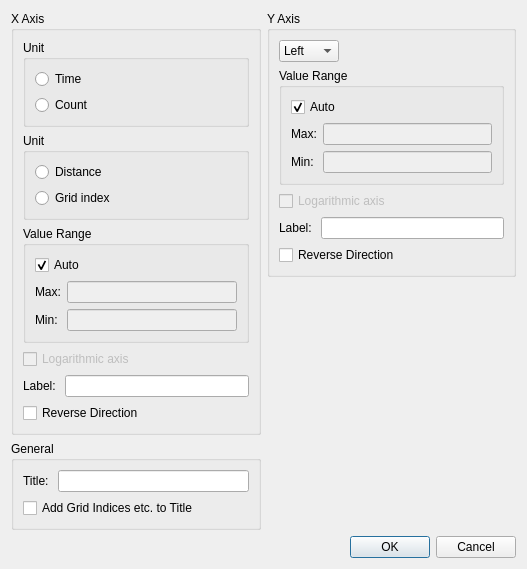
Above: libs/post/graph2dhybrid/graph2dhybridsettingdialog.ui from i-RIC/prepost-gui before the change. Below: the same form after it.
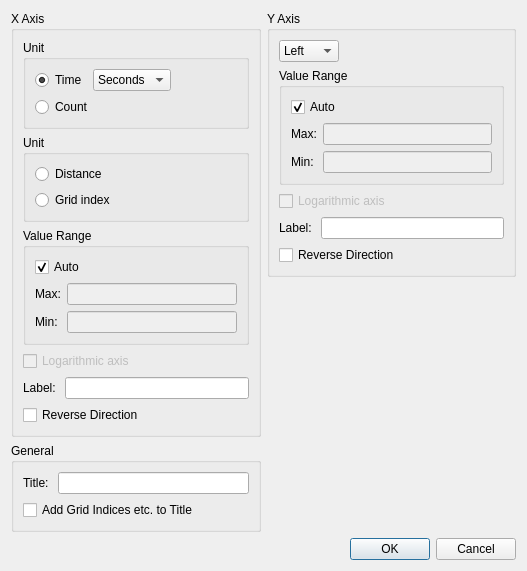
That is the form after the change. Custom widgets are drawn as their Qt base class.

What changed in the file:
```diff
--- a/libs/post/graph2dhybrid/graph2dhybridsettingdialog.ui
+++ b/libs/post/graph2dhybrid/graph2dhybridsettingdialog.ui
@@ -31,11 +31,55 @@
             </property>
             <layout class="QVBoxLayout" name="verticalLayout">
              <item>
-              <widget class="QRadioButton" name="xAxisTimeRadioButton">
-               <property name="text">
-                <string>Time</string>
-               </property>
-              </widget>
+              <layout class="QHBoxLayout" name="horizontalLayout_6">
+               <item>
+                <widget class="QRadioButton" name="xAxisTimeRadioButton">
+                 <property name="text">
+                  <string>Time</string>
+                 </property>
+                 <property name="checked">
+                  <bool>true</bool>
+                 </property>
+                </widget>
+               </item>
+               <item>
+                <widget class="QComboBox" name="timeUnitComboBox">
+                 <item>
+                  <property name="text">
+                   <string>Seconds</string>
+                  </property>
+                 </item>
+                 <item>
+                  <property name="text">
+                   <string>Minutes</string>
+                  </property>
+                 </item>
+                 <item>
+                  <property name="text">
+                   <string>Hours</string>
+                  </property>
+                 </item>
+                 <item>
+                  <property name="text">
+                   <string>Days</string>
+                  </property>
+                 </item>
+                </widget>
+               </item>
+               <item>
+                <spacer name="horizontalSpacer_2">
+                 <property name="orientation">
+                  <enum>Qt::Horizontal</enum>
+                 </property>
+                 <property name="sizeHint" stdset="0">
+                  <size>
+                   <width>40</width>
+                   <height>20</height>
+                  </size>
+                 </property>
+                </spacer>
+               </item>
+              </layout>
              </item>
              <item>
               <widget class="QRadioButton" name="xAxisTimestepRadioButton">
```
Left out of the diff: 20 changed lines with no effect on the pictures.
